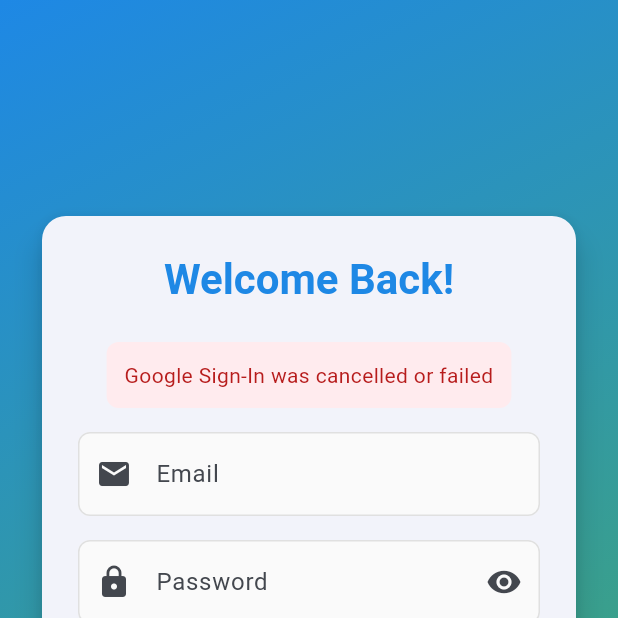
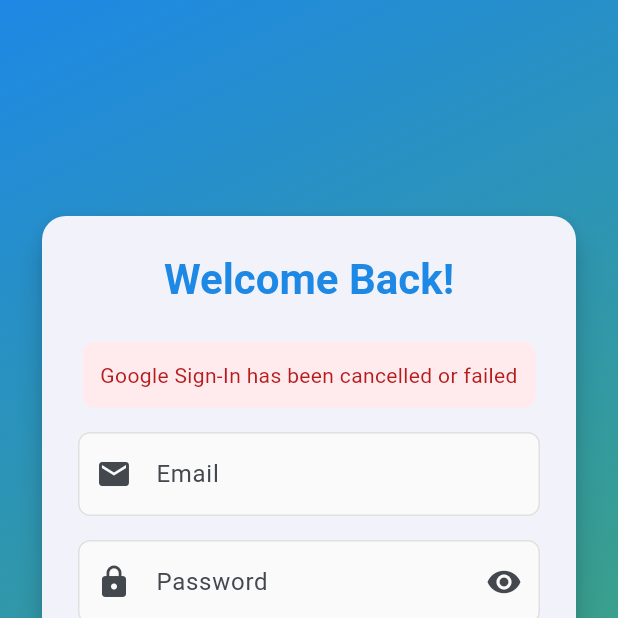
Before and after one commit to Manavmesia/taxease, a Flutter app: the screen it shows after launch, after a tap on "Continue with Google", on a phone screen of 412 x 824 dp, the top half of it. Run offline on Flutter 3.47's test engine with Material 3 defaults, Android fonts, the light colour scheme and no system bars; our stand-ins replace firebase_auth, firebase_core, google_sign_in, open_file, pdf; missing offline and left inert: universal_html; accounts and stored records are empty.

Commit message:
Update login_page.dart

```diff
--- a/lib/login_page.dart
+++ b/lib/login_page.dart
@@ -113,7 +113,7 @@
         print('Successfully signed in with Google: ${userCredential.user?.email}');
       } else {
         setState(() {
-          _errorMessage = 'Google Sign-In was cancelled or failed';
+          _errorMessage = 'Google Sign-In has been cancelled or failed';
         });
       }
     } catch (e) {
```
